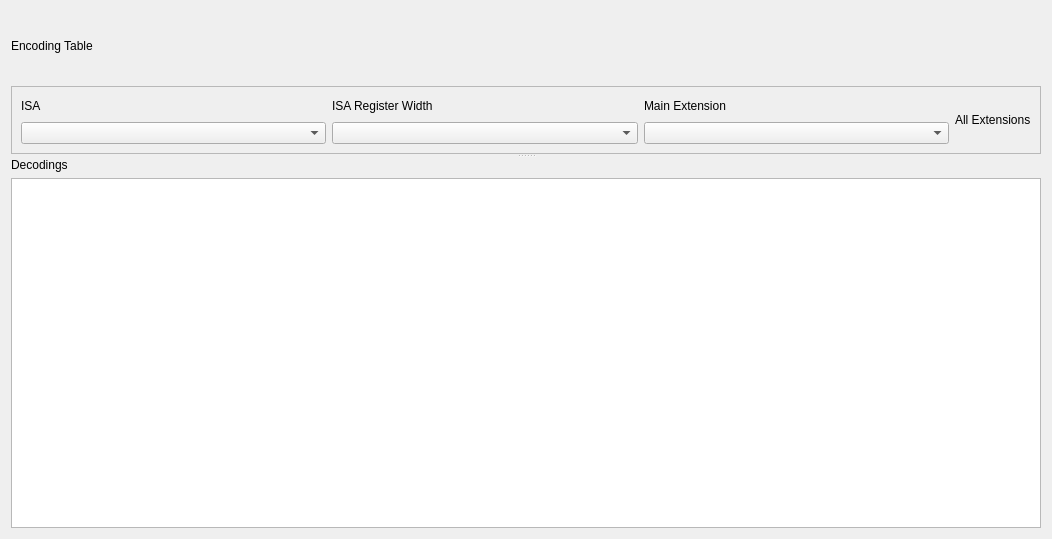
Qt form src/sliderulestab.ui (mortbopet/Ripes) before a commit.
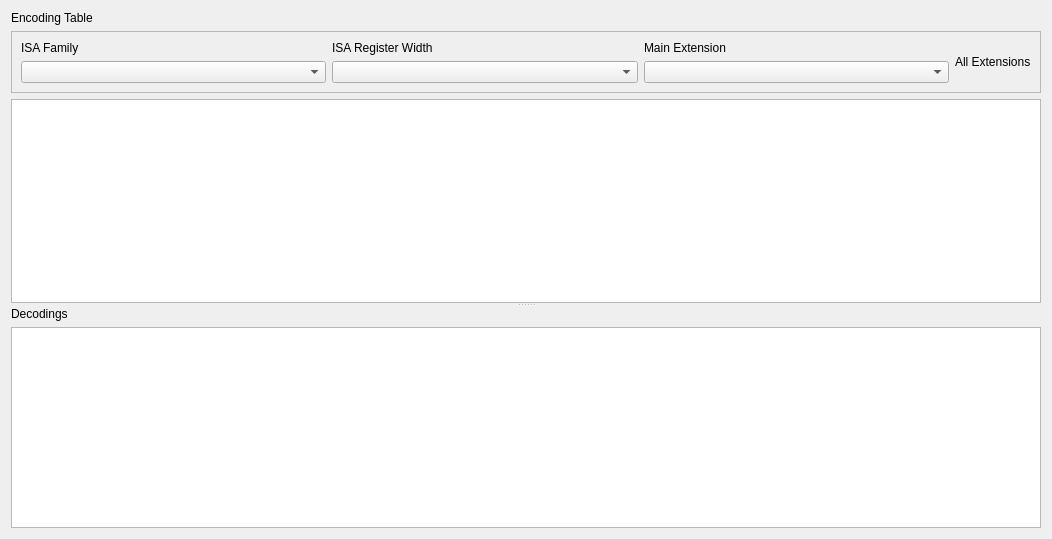
The same form after that commit. Custom widgets are drawn as their Qt base class.

Commit message: Start reworking UI after learning more about Qt

```diff
--- a/src/sliderulestab.ui
+++ b/src/sliderulestab.ui
@@ -45,12 +45,6 @@
            <verstretch>0</verstretch>
           </sizepolicy>
          </property>
-         <property name="minimumSize">
-          <size>
-           <width>0</width>
-           <height>20</height>
-          </size>
-         </property>
          <property name="frameShape">
           <enum>QFrame::StyledPanel</enum>
          </property>
@@ -69,12 +63,12 @@
                </sizepolicy>
               </property>
               <property name="text">
-               <string>ISA</string>
+               <string>ISA Family</string>
               </property>
              </widget>
             </item>
             <item>
-             <widget class="QComboBox" name="isaSelector">
+             <widget class="ISAFamilySelector" name="isaFamilySelector">
               <property name="sizePolicy">
                <sizepolicy hsizetype="Preferred" vsizetype="Preferred">
                 <horstretch>0</horstretch>
@@ -101,7 +95,7 @@
              </widget>
             </item>
             <item>
-             <widget class="QComboBox" name="regWidthSelector">
+             <widget class="QComboBox" name="isaSelector">
               <property name="sizePolicy">
                <sizepolicy hsizetype="Preferred" vsizetype="Preferred">
                 <horstretch>0</horstretch>
@@ -143,6 +137,9 @@
          </layout>
         </widget>
        </item>
+       <item>
+        <widget class="ISAEncodingTableView" name="encodingTable"/>
+       </item>
       </layout>
      </widget>
      <widget class="QWidget" name="layoutWidget">
@@ -155,7 +152,7 @@
         </widget>
        </item>
        <item row="1" column="0">
-        <widget class="DecodingView" name="decodingTable"/>
+        <widget class="QTableView" name="decodingTable"/>
        </item>
       </layout>
      </widget>
@@ -165,10 +162,15 @@
  </widget>
  <customwidgets>
   <customwidget>
-   <class>DecodingView</class>
+   <class>ISAEncodingTableView</class>
    <extends>QTableView</extends>
    <header>sliderulestab.h</header>
   </customwidget>
+  <customwidget>
+   <class>ISAFamilySelector</class>
+   <extends>QComboBox</extends>
+   <header>sliderulestab.h</header>
+  </customwidget>
  </customwidgets>
  <resources/>
  <connections/>
```
The commit also changes 4 other files.
